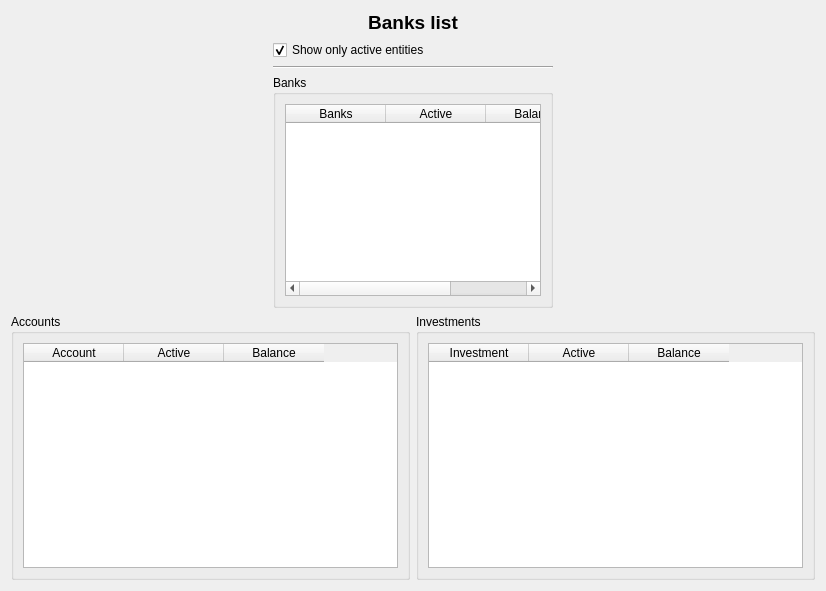
Qt form xulpymoney/ui/wdgBanks.ui (turulomio/xulpymoney) before a commit.
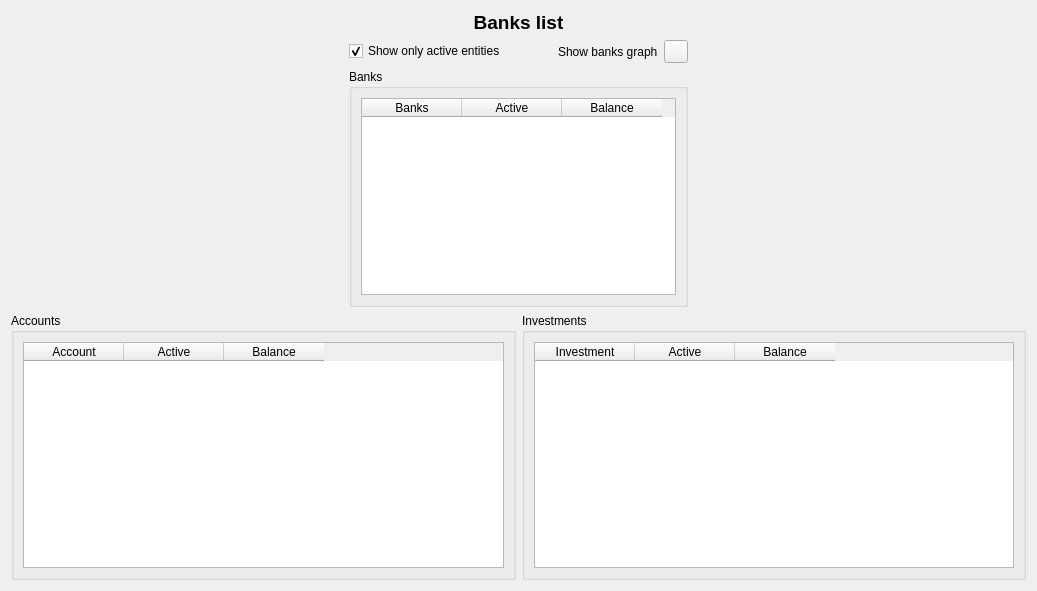
The same form after that commit. Icons and pictures are not drawn. Custom widgets are drawn as their Qt base class.

Commit message: Addes pie graph to banks (#131)

The edit to the form file:
```diff
--- a/xulpymoney/ui/wdgBanks.ui
+++ b/xulpymoney/ui/wdgBanks.ui
@@ -6,7 +6,7 @@
    <rect>
     <x>0</x>
     <y>0</y>
-    <width>826</width>
+    <width>1037</width>
     <height>591</height>
    </rect>
   </property>
@@ -14,7 +14,7 @@
    <iconset resource="../images/xulpymoney.qrc">
     <normaloff>:/xulpymoney/bank.png</normaloff>:/xulpymoney/bank.png</iconset>
   </property>
-  <layout class="QVBoxLayout" name="verticalLayout_3">
+  <layout class="QHBoxLayout" name="horizontalLayout_8">
    <item>
     <layout class="QVBoxLayout" name="verticalLayout_2">
      <item>
@@ -35,7 +35,7 @@
       </widget>
      </item>
      <item>
-      <layout class="QHBoxLayout" name="horizontalLayout_5">
+      <layout class="QHBoxLayout" name="horizontalLayout_7">
        <item>
         <spacer name="horizontalSpacer_2">
          <property name="orientation">
@@ -52,6 +52,8 @@
        <item>
         <layout class="QVBoxLayout" name="verticalLayout">
          <item>
+          <layout class="QHBoxLayout" name="horizontalLayout_6">
+           <item>
           <widget class="QCheckBox" name="chkActives">
            <property name="sizePolicy">
             <sizepolicy hsizetype="Minimum" vsizetype="Fixed">
@@ -68,11 +70,41 @@
           </widget>
          </item>
          <item>
-          <widget class="Line" name="line">
+            <spacer name="horizontalSpacer_3">
            <property name="orientation">
             <enum>Qt::Horizontal</enum>
            </property>
-          </widget>
+             <property name="sizeHint" stdset="0">
+              <size>
+               <width>40</width>
+               <height>20</height>
+              </size>
+             </property>
+            </spacer>
+           </item>
+           <item>
+            <layout class="QHBoxLayout" name="horizontalLayout_5">
+             <item>
+              <widget class="QLabel" name="label">
+               <property name="text">
+                <string>Show banks graph</string>
+               </property>
+              </widget>
+             </item>
+             <item>
+              <widget class="QToolButton" name="cmdGraph">
+               <property name="text">
+                <string/>
+               </property>
+               <property name="icon">
+                <iconset resource="../images/xulpymoney.qrc">
+                 <normaloff>:/xulpymoney/pie.png</normaloff>:/xulpymoney/pie.png</iconset>
+               </property>
+              </widget>
+             </item>
+            </layout>
+           </item>
+          </layout>
          </item>
          <item>
           <widget class="QGroupBox" name="groupBox_3">
```
Lines whose indentation alone changed are shown as unchanged. The commit also changes 3 other files.
